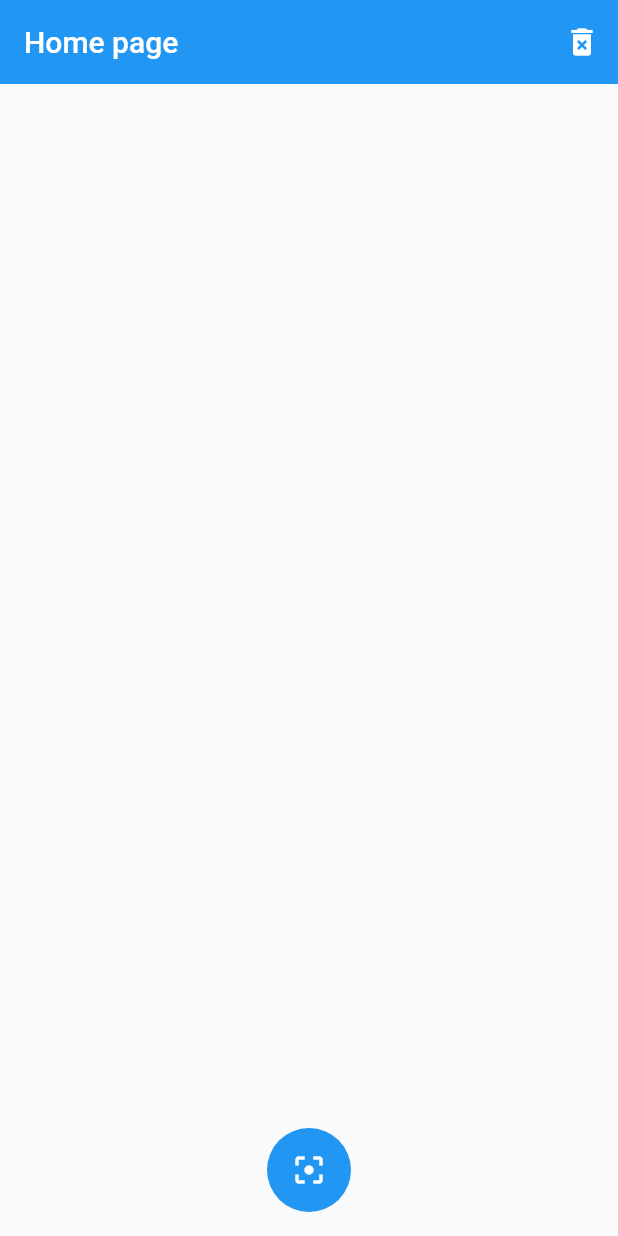
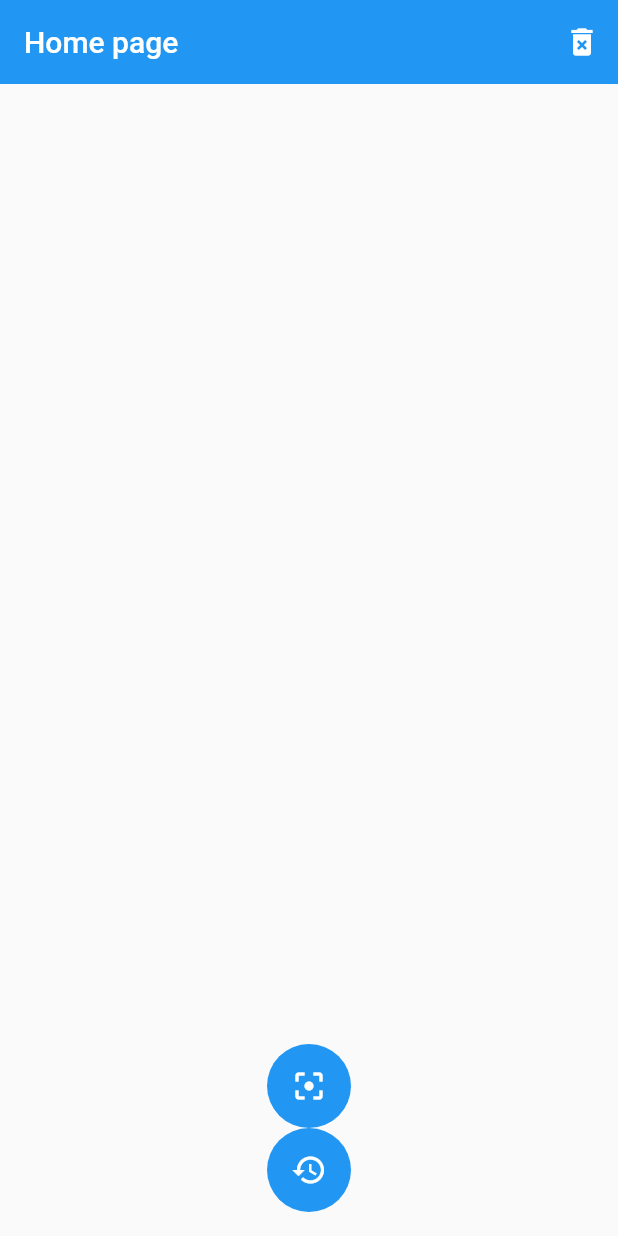
Before and after one commit to yesenialg/Aprendiendo_Flutter, a Flutter app: the screen it shows after launch, on a phone screen of 412 x 824 dp. Run offline on Flutter 3.47's test engine with Material 2 defaults, Android fonts, the phone set to English and light mode, and no system bars; our stand-ins replace sqflite; missing offline and left inert: flutter_barcode_scanner; accounts and stored records are empty.

Commit message:
-button history

```diff
--- a/lector_facturas_app/lib/pages/home_page.dart
+++ b/lector_facturas_app/lib/pages/home_page.dart
@@ -3,6 +3,7 @@ import 'package:lector_facturas_app/pages/historial_enlaces.dart';
 import 'package:lector_facturas_app/providers/db_provider.dart';
 import 'package:lector_facturas_app/providers/scan_list_provider.dart';
 import 'package:lector_facturas_app/widgets/custom_navigatorbar.dart';
+import 'package:lector_facturas_app/widgets/history_button.dart';
 import 'package:lector_facturas_app/widgets/scan_button.dart';
 import 'package:provider/provider.dart';
 
@@ -22,16 +23,23 @@ class HomePage extends StatelessWidget {
           icon: Icon(Icons.delete_forever),
         )],
       ),
-      body: demo(),
+      body: _cargarScans(),
         //bottomNavigationBar: CustomNavigatorBar(),
-        floatingActionButton: ScanButton(),
-        floatingActionButtonLocation: FloatingActionButtonLocation.centerFloat,
+        floatingActionButton: Column(
+        crossAxisAlignment: CrossAxisAlignment.center,
+        mainAxisAlignment: MainAxisAlignment.end,
+        children: <Widget>[
+          ScanButton(),
+          HistoryButton(),
+        ],
+      ),
+   floatingActionButtonLocation: FloatingActionButtonLocation.centerFloat,
       //bottomNavigationBar: ,
     );
   }
 }
 
-class demo extends StatelessWidget {
+class _cargarScans extends StatelessWidget {
   @override
   Widget build(BuildContext context) {
     final scanListProvider = Provider.of<ScanListProvider>(context, listen: false);
--- /dev/null
+++ b/lector_facturas_app/lib/widgets/history_button.dart
@@ -0,0 +1,19 @@
+import 'package:flutter/material.dart';
+import 'package:flutter_barcode_scanner/flutter_barcode_scanner.dart';
+import 'package:lector_facturas_app/providers/scan_list_provider.dart';
+import 'package:lector_facturas_app/utils/utils.dart';
+import 'package:provider/provider.dart';
+
+class HistoryButton extends StatelessWidget {
+  @override
+  Widget build(BuildContext context) {
+    return FloatingActionButton(
+      onPressed: () async {
+
+      },
+      elevation: 0,
+      child: Icon(Icons.history),
+    );
+  }
+
+}
```
